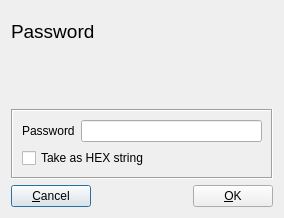
Qt form ui/PassRead.ui (chris2511/xca) before a commit.
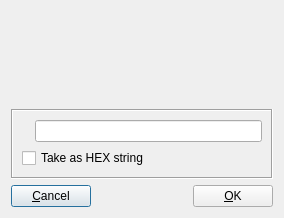
The same form after that commit.

Diff of the .ui file:
```diff
--- a/ui/PassRead.ui
+++ b/ui/PassRead.ui
@@ -35,9 +35,6 @@
          <strikeout>false</strikeout>
         </font>
        </property>
-       <property name="text">
-        <string>Password</string>
-       </property>
       </widget>
      </item>
      <item>
@@ -94,11 +91,7 @@
      </property>
      <layout class="QGridLayout" name="gridLayout">
       <item row="0" column="0">
-       <widget class="QLabel" name="label">
-        <property name="text">
-         <string>Password</string>
-        </property>
-       </widget>
+       <widget class="QLabel" name="label"/>
       </item>
       <item row="0" column="1">
        <widget class="QLineEdit" name="pass">
```
